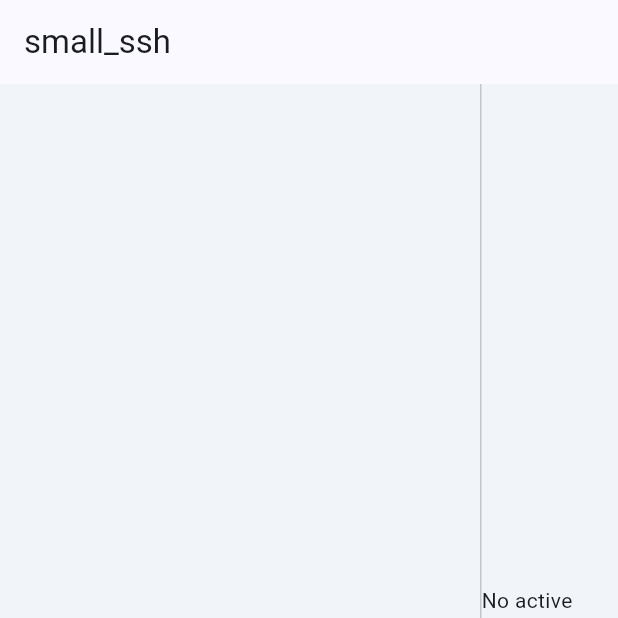
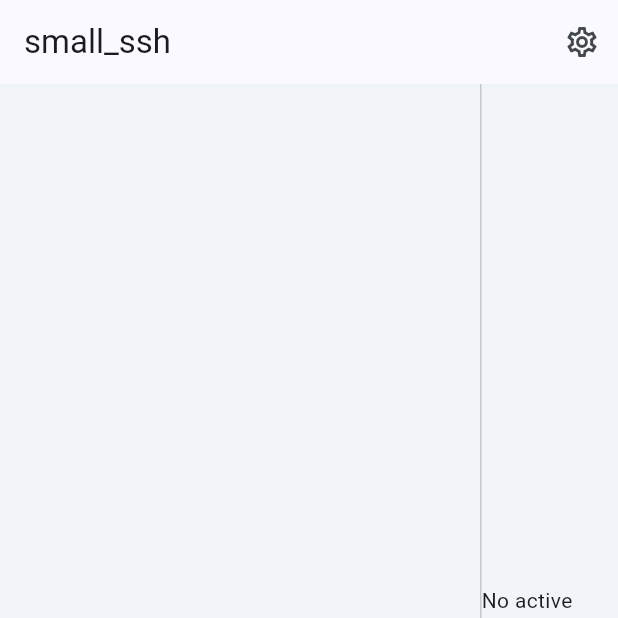
Before and after one commit to 0031400/small_ssh, a Flutter app: the screen it shows after launch, on a phone screen of 412 x 824 dp, the top half of it. Run offline on Flutter 3.47's test engine with Material 3 defaults, Android fonts, the phone set to English and light mode, and no system bars; missing offline and left inert: dartssh2, xterm.

Commit message:
简单的settings页面

```diff
--- a/lib/presentation/pages/home_page.dart
+++ b/lib/presentation/pages/home_page.dart
@@ -5,6 +5,7 @@ import 'package:small_ssh/domain/models/host_profile.dart';
 import 'package:small_ssh/presentation/widgets/host_form_dialog.dart';
 import 'package:small_ssh/presentation/widgets/password_prompt_dialog.dart';
 import 'package:small_ssh/presentation/widgets/terminal_panel.dart';
+import 'package:small_ssh/presentation/pages/settings_page.dart';
 
 class HomePage extends StatefulWidget {
   const HomePage({super.key, required this.orchestrator});
@@ -115,13 +116,30 @@ class _HomePageState extends State<HomePage> {
     );
   }
 
+  void _openSettings() {
+    Navigator.of(context).push(
+      MaterialPageRoute(
+        builder: (context) => const SettingsPage(),
+      ),
+    );
+  }
+
   @override
   Widget build(BuildContext context) {
     return AnimatedBuilder(
       animation: widget.orchestrator,
       builder: (context, _) {
         return Scaffold(
-          appBar: AppBar(title: const Text('small_ssh')),
+          appBar: AppBar(
+            title: const Text('small_ssh'),
+            actions: [
+              IconButton(
+                tooltip: 'Settings',
+                onPressed: _openSettings,
+                icon: const Icon(Icons.settings_outlined),
+              ),
+            ],
+          ),
           body: Row(
             children: [
               SizedBox(
```
Also changed, not shown: lib/presentation/pages/settings_page.dart (added, +56 -0 lines).
